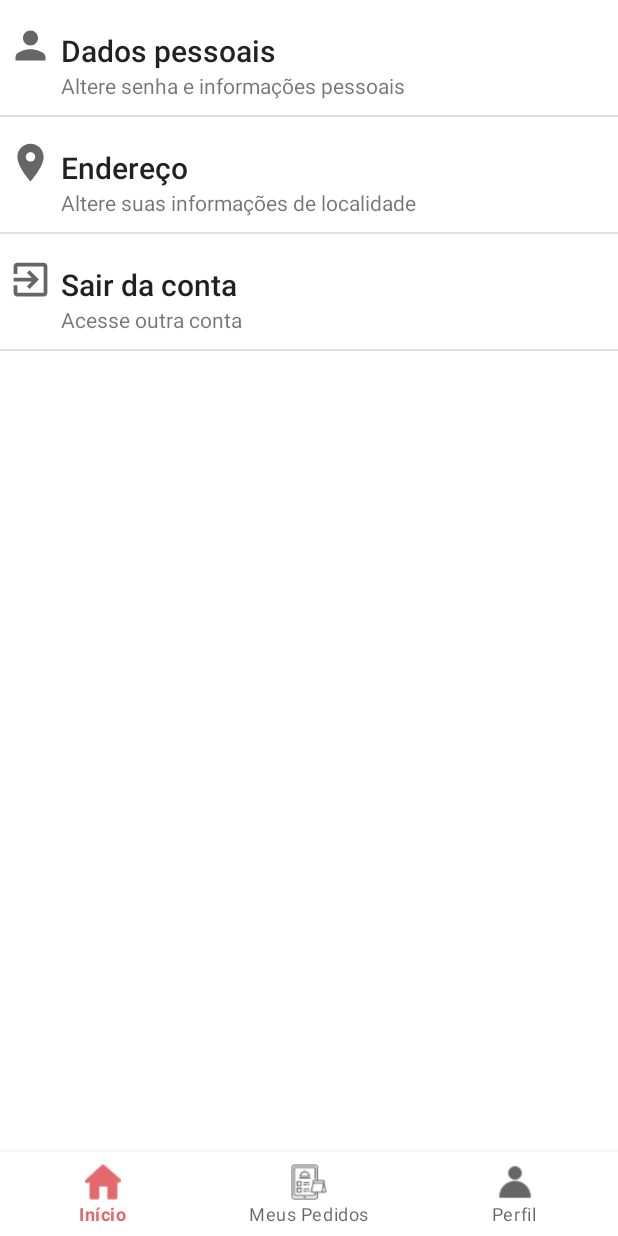
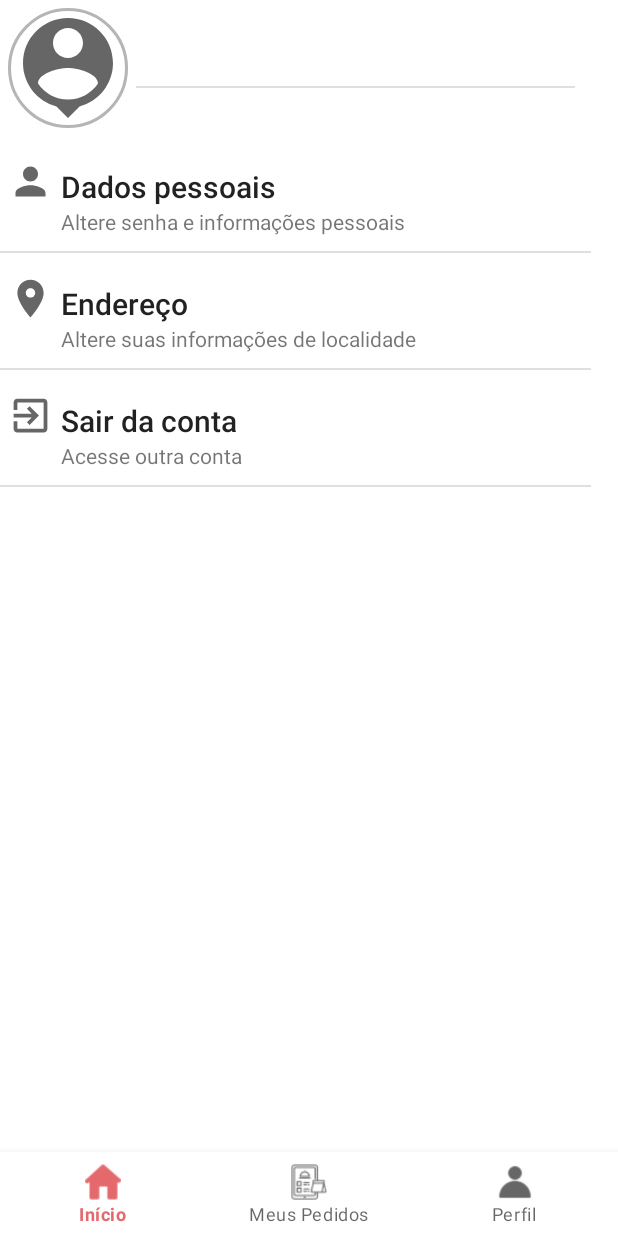
Before and after one commit to VitorAmorimPinto/Projeto-app-confeitaria, an Android app: the fragment FragmentPerfil placed in its activity, on a phone screen of 412 x 824 dp. Run offline under Robolectric (Android 15) with nearby library versions, the phone set to English and light mode, and no system bars; our stand-ins replace CircleImageView, Firebase (no records; nobody signed in at launch, a user with empty details on screens opened directly); pictures from the network do not load; 6 statements that could not run were skipped.

Commit message:
branch vitor - Implementando User no "perfil"

```diff
--- a/app/src/main/java/com/example/aplicativoconfeitaria/fragment/FragmentPerfil.java
+++ b/app/src/main/java/com/example/aplicativoconfeitaria/fragment/FragmentPerfil.java
@@ -43,7 +43,7 @@ public class FragmentPerfil extends Fragment {
     private FirebaseAuth autenticacao;
     private Usuario usuario;
     public String nome,email;
-    public TextView textViewNome, textViewEmail;
+    public TextView txtNomeUsuario, txtEmailUsuario;
     private Context context;
     private Boolean ehAdmin = false;
 
@@ -92,6 +92,8 @@ public class FragmentPerfil extends Fragment {
                              Bundle savedInstanceState) {
         // Inflate the layout for this fragment
         View v = inflater.inflate(R.layout.fragment_perfil, container, false);
+        txtNomeUsuario =  v.findViewById(R.id.txtNomeUsuario);
+        txtEmailUsuario =  v.findViewById(R.id.txtEmailUsuario);
         listOpcoes = v.findViewById(R.id.listOp);
         verificarUsuarioLogado();
 
@@ -158,10 +160,6 @@ public class FragmentPerfil extends Fragment {
 
                   break;
               case 3 :
-//                  this.deslogarUsuario();
-
-                  break;
-              case 4 :
                   this.deslogarUsuario();
 
                   break;
@@ -241,6 +239,8 @@ public class FragmentPerfil extends Fragment {
                 if (nivel == 10){
                     ehAdmin = true;
                 }
+                txtNomeUsuario.setText(nome);
+                txtEmailUsuario.setText(email);
                 preecherAdapter();
 
             }
--- /dev/null
+++ b/app/src/main/res/drawable/ic_baseline_person_pin_24.xml
@@ -0,0 +1,10 @@
+<vector xmlns:android="http://schemas.android.com/apk/res/android"
+    android:width="24dp"
+    android:height="24dp"
+    android:viewportWidth="24"
+    android:viewportHeight="24"
+    android:tint="?attr/colorControlNormal">
+  <path
+      android:fillColor="@android:color/white"
+      android:pathData="M12,2c-4.97,0 -9,4.03 -9,9 0,4.17 2.84,7.67 6.69,8.69L12,22l2.31,-2.31C18.16,18.67 21,15.17 21,11c0,-4.97 -4.03,-9 -9,-9zM12,4c1.66,0 3,1.34 3,3s-1.34,3 -3,3 -3,-1.34 -3,-3 1.34,-3 3,-3zM12,18.3c-2.5,0 -4.71,-1.28 -6,-3.22 0.03,-1.99 4,-3.08 6,-3.08 1.99,0 5.97,1.09 6,3.08 -1.29,1.94 -3.5,3.22 -6,3.22z"/>
+</vector>
--- a/app/src/main/res/layout/fragment_perfil.xml
+++ b/app/src/main/res/layout/fragment_perfil.xml
@@ -3,10 +3,83 @@
     xmlns:tools="http://schemas.android.com/tools"
     android:layout_width="match_parent"
     android:layout_height="match_parent"
+    xmlns:app="http://schemas.android.com/apk/res-auto"
     tools:context=".fragment.FragmentPerfil">
+    <ScrollView
+        android:layout_width="394dp"
+        android:layout_height="709dp"
+        app:layout_constraintBottom_toBottomOf="parent"
+        app:layout_constraintEnd_toEndOf="parent"
+        app:layout_constraintHorizontal_bias="0.47"
+        app:layout_constraintStart_toStartOf="parent"
+        app:layout_constraintTop_toTopOf="parent"
+        app:layout_constraintVertical_bias="0.272">
 
-    <ListView
-        android:id="@+id/listOp"
-        android:layout_width="match_parent"
-        android:layout_height="match_parent" />
+        <LinearLayout
+            android:layout_width="match_parent"
+            android:layout_height="wrap_content"
+            android:orientation="vertical" >
+
+                <LinearLayout
+                    android:id="@+id/linearLayoutListaBolos"
+                    android:layout_width="match_parent"
+                    android:layout_height="wrap_content"
+                    android:orientation="horizontal"
+                    android:padding="5dp">
+
+                    <de.hdodenhof.circleimageview.CircleImageView
+                        xmlns:app="http://schemas.android.com/apk/res-auto"
+                        android:id="@+id/imgBoloPedidoUser"
+                        android:layout_width="80dp"
+                        android:layout_height="80dp"
+                        android:src="@drawable/ic_baseline_person_pin_24"
+                        app:civ_border_width="2dp"
+                        app:civ_border_color="#b5b5b5"/>
+                    <LinearLayout
+                        android:layout_width="match_parent"
+                        android:layout_height="wrap_content"
+                        android:gravity="center_vertical"
+                        android:orientation="vertical"
+                        android:padding="5dp">
+
+                        <TextView
+                            android:id="@+id/txtNomeUsuario"
+                            android:layout_width="match_parent"
+                            android:layout_height="wrap_content"
+                            android:ellipsize="end"
+                            android:maxLines="1"
+                            android:text=""
+                            android:textColor="@color/black" />
+
+                        <TextView
+                            android:id="@+id/txtEmailUsuario"
+                            android:layout_width="match_parent"
+                            android:layout_height="wrap_content"
+                            android:ellipsize="end"
+                            android:maxLines="2"
+                            android:text="" />
+                        <include layout="@layout/divisor" />
+
+                    </LinearLayout>
+
+                </LinearLayout>
+
+            <LinearLayout
+                android:layout_width="wrap_content"
+                android:layout_height="500dp"
+                android:background="#FFFFFF"
+                android:orientation="vertical"
+                >
+
+                <ListView
+                    android:id="@+id/listOp"
+                    android:layout_width="match_parent"
+                    android:layout_height="match_parent" />
+
+            </LinearLayout>
+
+            </LinearLayout>
+
+    </ScrollView>
+
 </FrameLayout>
```
